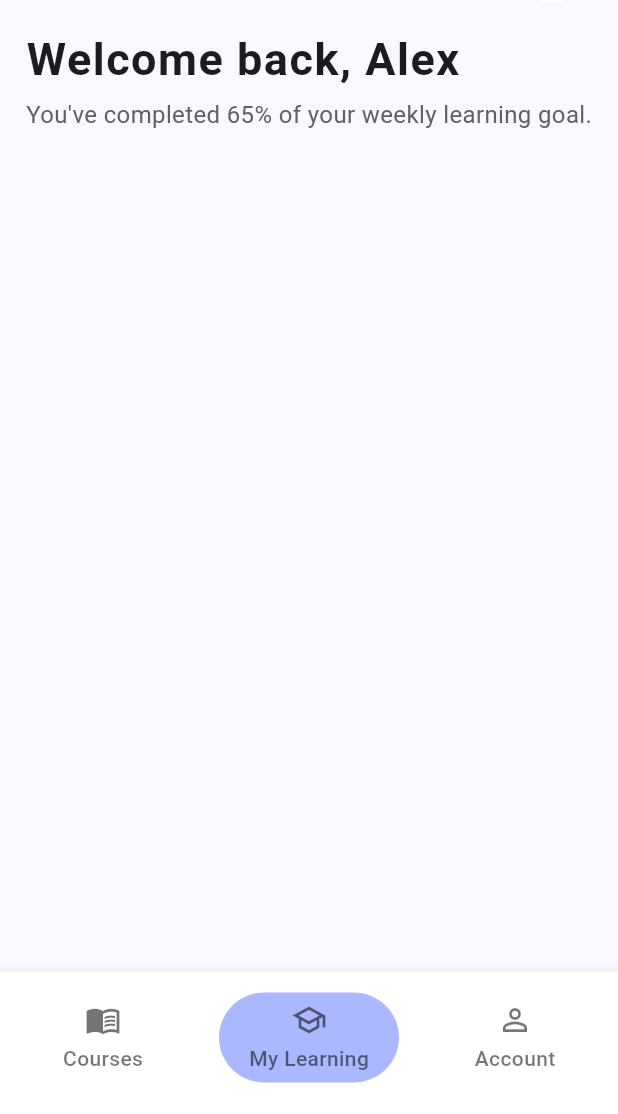
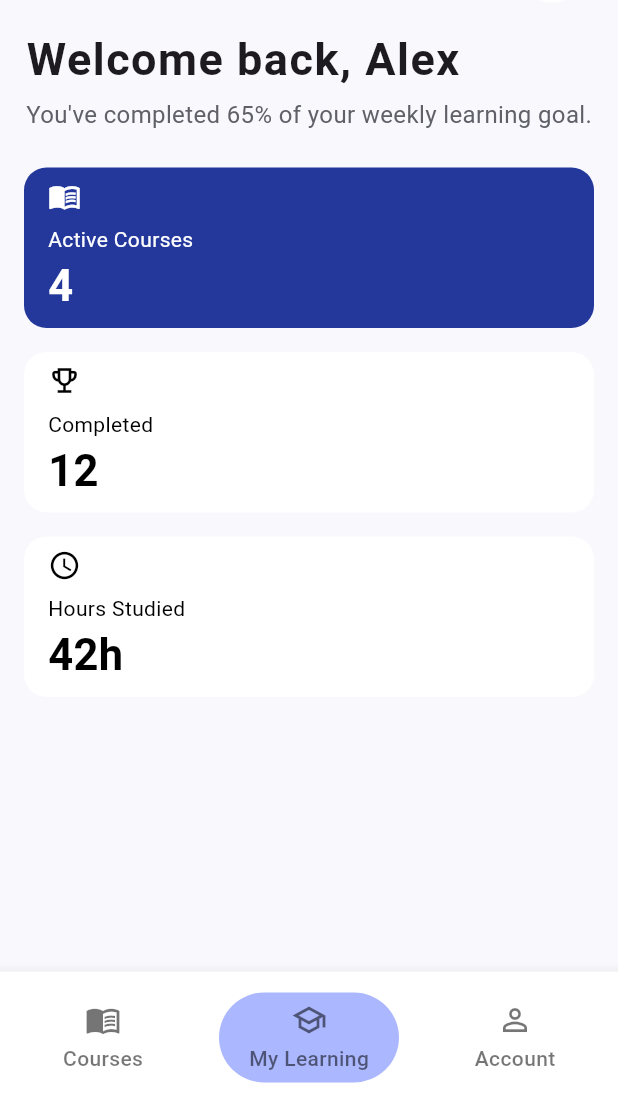
Before and after one commit to NadyAlwazah/flutter-task05-skills-academy-beg, a Flutter app: the BottomBarLayout screen opened by its route, item 2 of the bottom bar chosen, on a phone screen of 412 x 824 dp, the part 122-1236 px from its top. Run offline on Flutter 3.47's test engine with Material 3 defaults, Android fonts, the phone set to English and light mode, and no system bars; our stand-ins replace flutter_svg, go_router.

Commit message:
feat(my_learning): add MyLearningInfoCard and MyLearningInfoSection widgets for displaying learning stats

```diff
--- /dev/null
+++ b/lib/features/my_learning/presentation/views/widgets/my_learning_info_card.dart
@@ -0,0 +1,44 @@
+import 'package:flutter/material.dart';
+import 'package:flutter_task05_skills_academy_beg/core/utils/styles.dart';
+
+class MyLearningInfoCard extends StatelessWidget {
+  final IconData icon;
+  final String title;
+  final String value;
+  final Color backgroundColor;
+  final Color textColor;
+
+  const MyLearningInfoCard({
+    super.key,
+    required this.icon,
+    required this.title,
+    required this.value,
+    this.backgroundColor = Colors.white,
+    this.textColor = Colors.black,
+  });
+
+  @override
+  Widget build(BuildContext context) {
+    return Container(
+      width: double.infinity,
+      padding: const EdgeInsets.symmetric(horizontal: 16, vertical: 8),
+      decoration: BoxDecoration(
+        color: backgroundColor,
+        borderRadius: BorderRadius.circular(15),
+      ),
+      child: Column(
+        crossAxisAlignment: CrossAxisAlignment.start,
+        children: [
+          Icon(icon, color: textColor, size: 22),
+          const SizedBox(height: 8),
+          Text(
+            title,
+            style: TextStyle(color: textColor, fontWeight: FontWeight.w400),
+          ),
+
+          Text(value, style: Styles.textStyle29Bold.copyWith(color: textColor)),
+        ],
+      ),
+    );
+  }
+}
--- /dev/null
+++ b/lib/features/my_learning/presentation/views/widgets/my_learning_info_section.dart
@@ -0,0 +1,34 @@
+import 'package:flutter/material.dart';
+import 'package:flutter_task05_skills_academy_beg/core/theme/app_colors.dart';
+import 'package:flutter_task05_skills_academy_beg/features/my_learning/presentation/views/widgets/my_learning_info_card.dart';
+
+class MyLearningInfoSection extends StatelessWidget {
+  const MyLearningInfoSection({super.key});
+
+  @override
+  Widget build(BuildContext context) {
+    return const Column(
+      children: [
+        MyLearningInfoCard(
+          icon: Icons.menu_book_outlined,
+          title: 'Active Courses',
+          value: '4',
+          backgroundColor: AppColors.primary,
+          textColor: Colors.white,
+        ),
+        SizedBox(height: 16),
+        MyLearningInfoCard(
+          icon: Icons.emoji_events_outlined,
+          title: 'Completed',
+          value: '12',
+        ),
+        SizedBox(height: 16),
+        MyLearningInfoCard(
+          icon: Icons.access_time,
+          title: 'Hours Studied',
+          value: '42h',
+        ),
+      ],
+    );
+  }
+}
--- a/lib/features/my_learning/presentation/views/widgets/my_learning_view_body.dart
+++ b/lib/features/my_learning/presentation/views/widgets/my_learning_view_body.dart
@@ -1,5 +1,6 @@
 import 'package:flutter/material.dart';
 import 'package:flutter_task05_skills_academy_beg/features/my_learning/presentation/views/widgets/my_learning_header.dart';
+import 'package:flutter_task05_skills_academy_beg/features/my_learning/presentation/views/widgets/my_learning_info_section.dart';
 
 class MyLearningViewBody extends StatelessWidget {
   const MyLearningViewBody({super.key});
@@ -9,7 +10,13 @@ class MyLearningViewBody extends StatelessWidget {
     return const Padding(
       padding: EdgeInsets.symmetric(horizontal: 16.0),
       child: SingleChildScrollView(
-        child: Column(children: [MyLearningHeader()]),
+        child: Column(
+          children: [
+            MyLearningHeader(),
+            SizedBox(height: 24),
+            MyLearningInfoSection(),
+          ],
+        ),
       ),
     );
   }
```
